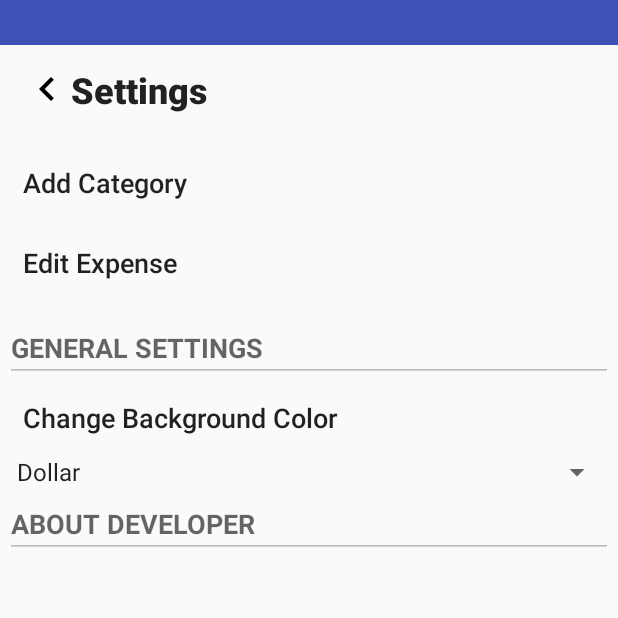
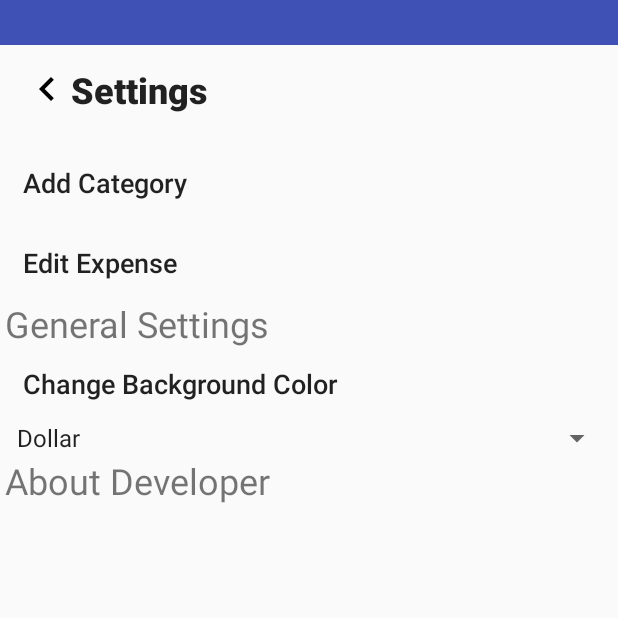
Before and after one commit to tgshelanskey/ManageExpense, an Android app: the Setting screen opened directly, with no data from a screen before it, on a phone screen of 412 x 824 dp, the top half of it. Run offline under Robolectric (Android 15) with nearby library versions, the light colour scheme and no system bars.

Commit message:
Fixed annoying keyboard input popup in the settings view

```diff
--- a/app/src/main/res/layout/settings.xml
+++ b/app/src/main/res/layout/settings.xml
@@ -67,18 +67,12 @@
                 android:textAllCaps="false"
                 android:textSize="18sp" />
 
-            <EditText
-                android:id="@+id/editText_settings2"
+            <TextView
+                android:id="@+id/textView8"
                 android:layout_width="match_parent"
                 android:layout_height="wrap_content"
-                android:layout_marginTop="10dp"
-                android:ems="10"
-                android:enabled="false"
-                android:hint="GENERAL SETTINGS"
-                android:inputType="textPersonName"
-                android:textAllCaps="false"
-                android:textSize="18sp"
-                android:textStyle="bold" />
+                android:text="General Settings"
+                android:textSize="24sp" />
 
             <Button
                 android:id="@+id/button5"
@@ -96,17 +90,12 @@
                 android:layout_height="wrap_content"
                 android:entries="@array/lists"/>
 
-            <EditText
-                android:id="@+id/editText_settings3"
+            <TextView
+                android:id="@+id/textView9"
                 android:layout_width="match_parent"
                 android:layout_height="wrap_content"
-                android:ems="10"
-                android:enabled="false"
-                android:hint="ABOUT DEVELOPER"
-                android:inputType="textPersonName"
-                android:textAllCaps="false"
-                android:textSize="18sp"
-                android:textStyle="bold" />
+                android:text="About Developer"
+                android:textSize="24sp" />
 
         </LinearLayout>
     </ScrollView>
```
